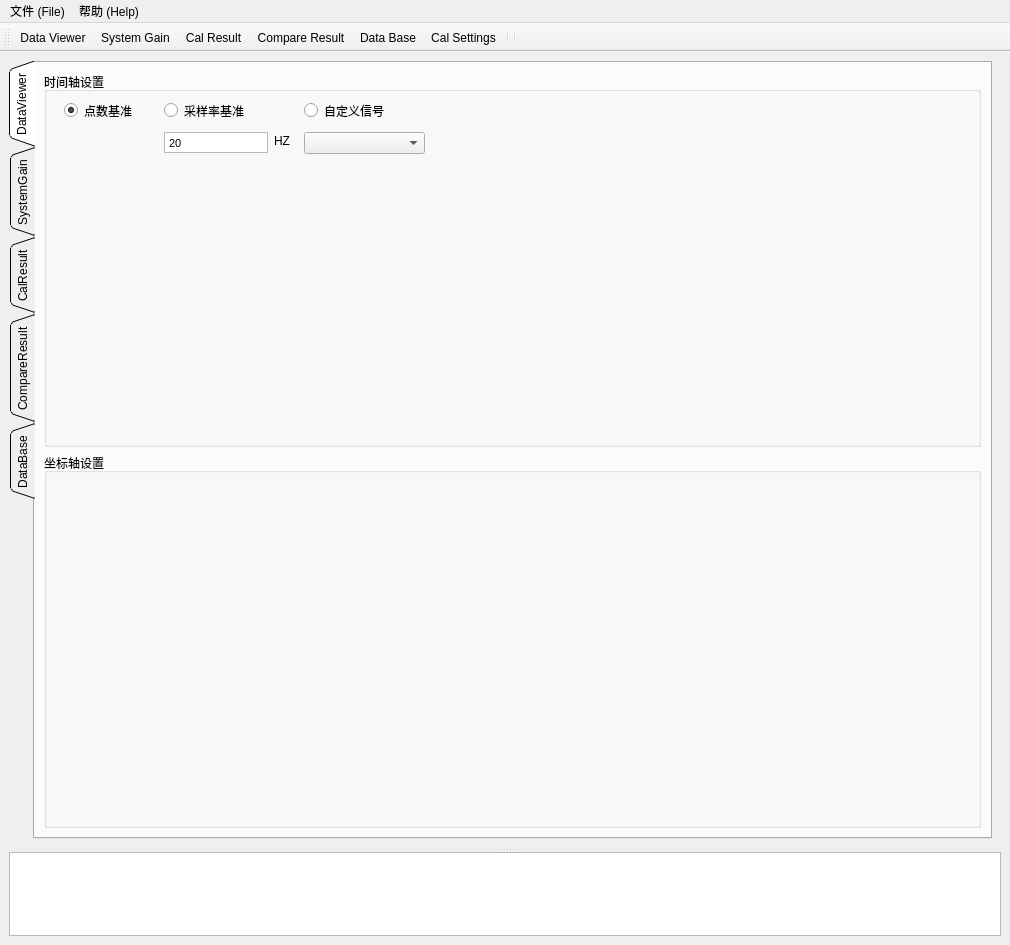
Above: SystemGainUi.ui from huisede/SystemGain before the change. Below: the same form after it.
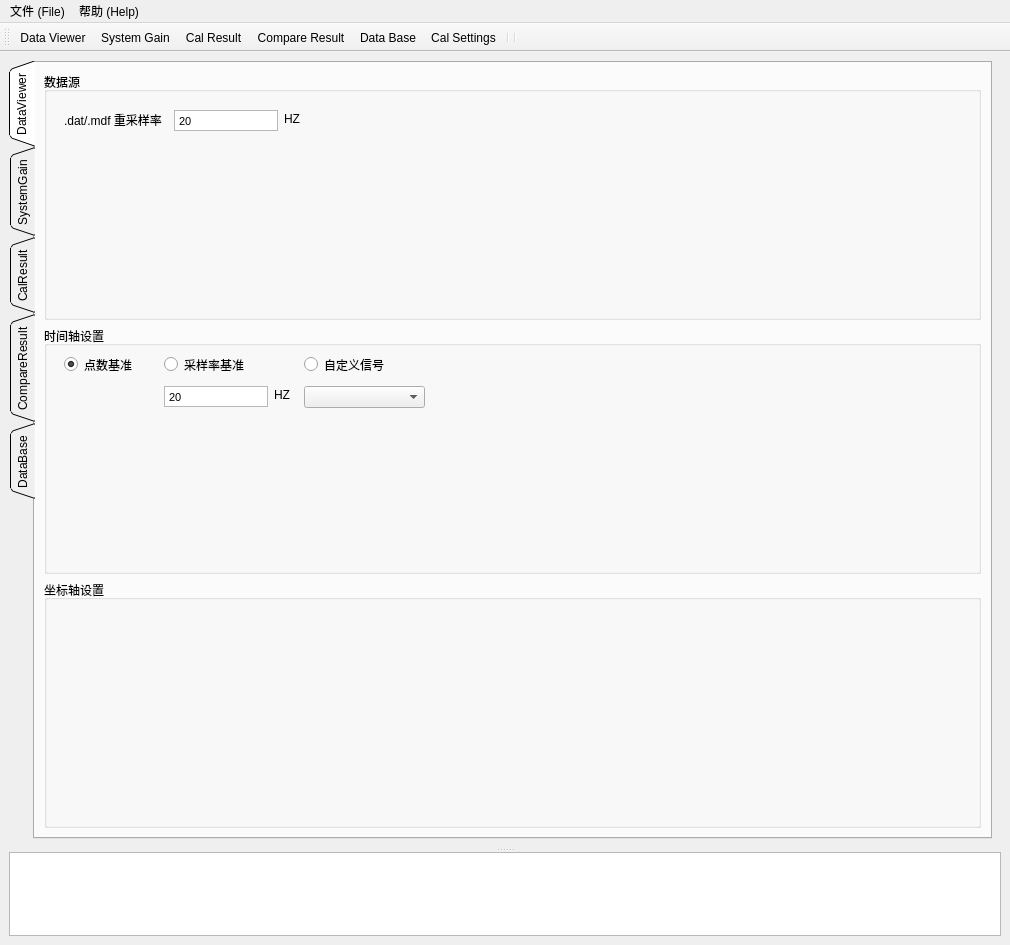
That is the form after the change. The open tabs and pages were chosen to show the change. Icons and pictures are not drawn.

Patch:
```diff
--- a/SystemGainUi.ui
+++ b/SystemGainUi.ui
@@ -1141,6 +1141,62 @@
              <string>DataViewer</string>
             </attribute>
             <layout class="QVBoxLayout" name="verticalLayout_6">
+             <item>
+              <widget class="QGroupBox" name="DataViewer_setting_Rawdata">
+               <property name="title">
+                <string>数据源</string>
+               </property>
+               <widget class="QLabel" name="DataViewer_setting_Rawdata_mdf_HZ">
+                <property name="geometry">
+                 <rect>
+                  <x>240</x>
+                  <y>40</y>
+                  <width>47</width>
+                  <height>13</height>
+                 </rect>
+                </property>
+                <property name="text">
+                 <string>HZ</string>
+                </property>
+               </widget>
+               <widget class="QTextEdit" name="DataViewer_setting_Rawdata_mdf_res_TE">
+                <property name="geometry">
+                 <rect>
+                  <x>130</x>
+                  <y>38</y>
+                  <width>104</width>
+                  <height>21</height>
+                 </rect>
+                </property>
+                <property name="verticalScrollBarPolicy">
+                 <enum>Qt::ScrollBarAlwaysOff</enum>
+                </property>
+                <property name="horizontalScrollBarPolicy">
+                 <enum>Qt::ScrollBarAlwaysOff</enum>
+                </property>
+                <property name="html">
+                 <string>&lt;!DOCTYPE HTML PUBLIC &quot;-//W3C//DTD HTML 4.0//EN&quot; &quot;http://www.w3.org/TR/REC-html40/strict.dtd&quot;&gt;
+&lt;html&gt;&lt;head&gt;&lt;meta name=&quot;qrichtext&quot; content=&quot;1&quot; /&gt;&lt;style type=&quot;text/css&quot;&gt;
+p, li { white-space: pre-wrap; }
+&lt;/style&gt;&lt;/head&gt;&lt;body style=&quot; font-family:'MS Shell Dlg 2'; font-size:8.25pt; font-weight:400; font-style:normal;&quot;&gt;
+&lt;p style=&quot; margin-top:0px; margin-bottom:0px; margin-left:0px; margin-right:0px; -qt-block-indent:0; text-indent:0px;&quot;&gt;20&lt;/p&gt;&lt;/body&gt;&lt;/html&gt;</string>
+                </property>
+               </widget>
+               <widget class="QLabel" name="DataViewer_setting_Rawdata_mdf_res_HZ">
+                <property name="geometry">
+                 <rect>
+                  <x>20</x>
+                  <y>40</y>
+                  <width>101</width>
+                  <height>16</height>
+                 </rect>
+                </property>
+                <property name="text">
+                 <string>.dat/.mdf 重采样率</string>
+                </property>
+               </widget>
+              </widget>
+             </item>
              <item>
               <widget class="QGroupBox" name="DataViewer_setting_Time_axis">
                <property name="title">
```
Left out of the diff: 20 changed lines with no effect on the pictures.
